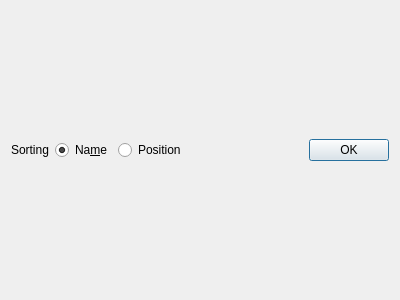
This is app/simplewaveform.ui in GIBIS-UNIFESP/wiRedPanda as Qt 5 draws it before an edit. The edited form follows.
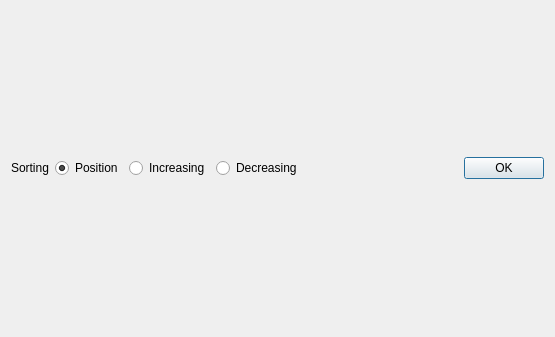
This is the edited form. Icons and pictures are not drawn.

Diff of the .ui file:
```diff
--- a/app/simplewaveform.ui
+++ b/app/simplewaveform.ui
@@ -6,8 +6,8 @@
    <rect>
     <x>0</x>
     <y>0</y>
-    <width>400</width>
-    <height>300</height>
+    <width>555</width>
+    <height>337</height>
    </rect>
   </property>
   <property name="windowTitle">
@@ -19,13 +19,30 @@
   </property>
   <layout class="QGridLayout" name="gridLayout_2">
    <item row="1" column="2">
-    <widget class="QRadioButton" name="radioButton_Position">
+    <widget class="QRadioButton" name="radioButton_Increasing">
      <property name="text">
-      <string>Position</string>
+      <string>Increasing</string>
      </property>
+     <property name="checked">
+      <bool>false</bool>
+     </property>
     </widget>
    </item>
-   <item row="1" column="3">
+   <item row="1" column="0">
+    <widget class="QLabel" name="label">
+     <property name="text">
+      <string>Sorting</string>
+     </property>
+    </widget>
+   </item>
+   <item row="1" column="5">
+    <widget class="QPushButton" name="pushButton">
+     <property name="text">
+      <string>OK</string>
+     </property>
+    </widget>
+   </item>
+   <item row="1" column="4">
     <spacer name="horizontalSpacer">
      <property name="orientation">
       <enum>Qt::Horizontal</enum>
@@ -38,33 +55,26 @@
      </property>
     </spacer>
    </item>
+   <item row="1" column="3">
+    <widget class="QRadioButton" name="radioButton_Decreasing">
+     <property name="text">
+      <string>Decreasing</string>
+     </property>
+    </widget>
+   </item>
+   <item row="0" column="0" colspan="6">
+    <layout class="QGridLayout" name="gridLayout"/>
+   </item>
    <item row="1" column="1">
-    <widget class="QRadioButton" name="radioButton_Name">
+    <widget class="QRadioButton" name="radioButton_Position">
      <property name="text">
-      <string>Na&amp;me</string>
+      <string>Position</string>
      </property>
      <property name="checked">
       <bool>true</bool>
      </property>
     </widget>
    </item>
-   <item row="1" column="4">
-    <widget class="QPushButton" name="pushButton">
-     <property name="text">
-      <string>OK</string>
-     </property>
-    </widget>
-   </item>
-   <item row="1" column="0">
-    <widget class="QLabel" name="label">
-     <property name="text">
-      <string>Sorting</string>
-     </property>
-    </widget>
-   </item>
-   <item row="0" column="0" colspan="5">
-    <layout class="QGridLayout" name="gridLayout"/>
-   </item>
   </layout>
  </widget>
  <resources>
```
